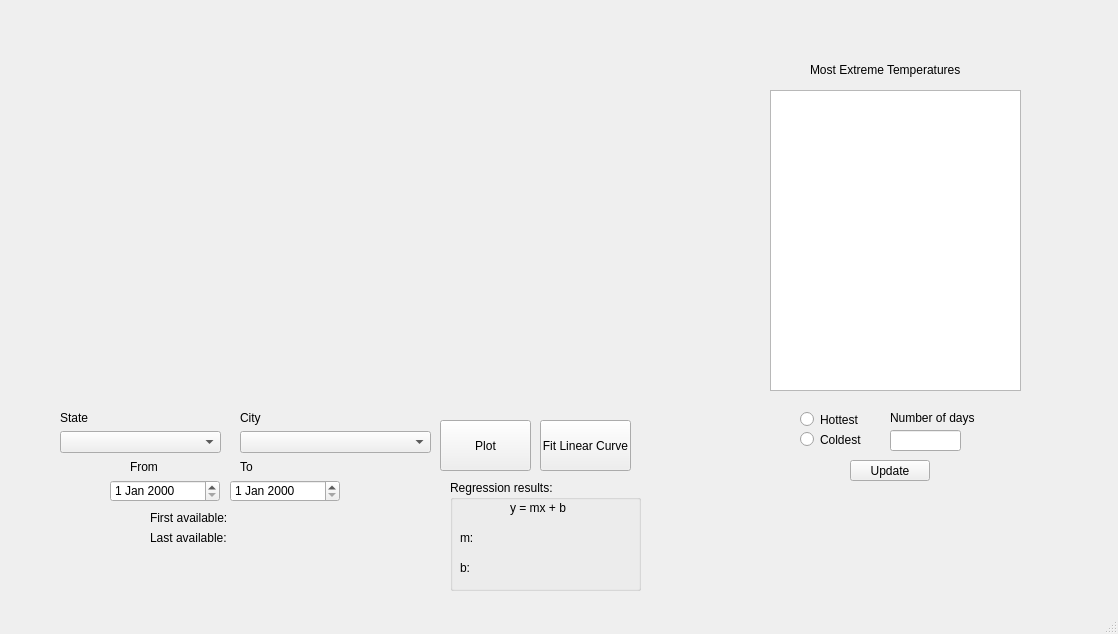
Before: the Qt Designer form mainwindow.ui in mqmcgaha/COP3530-Project-3-Group-6, drawn with Qt 5.
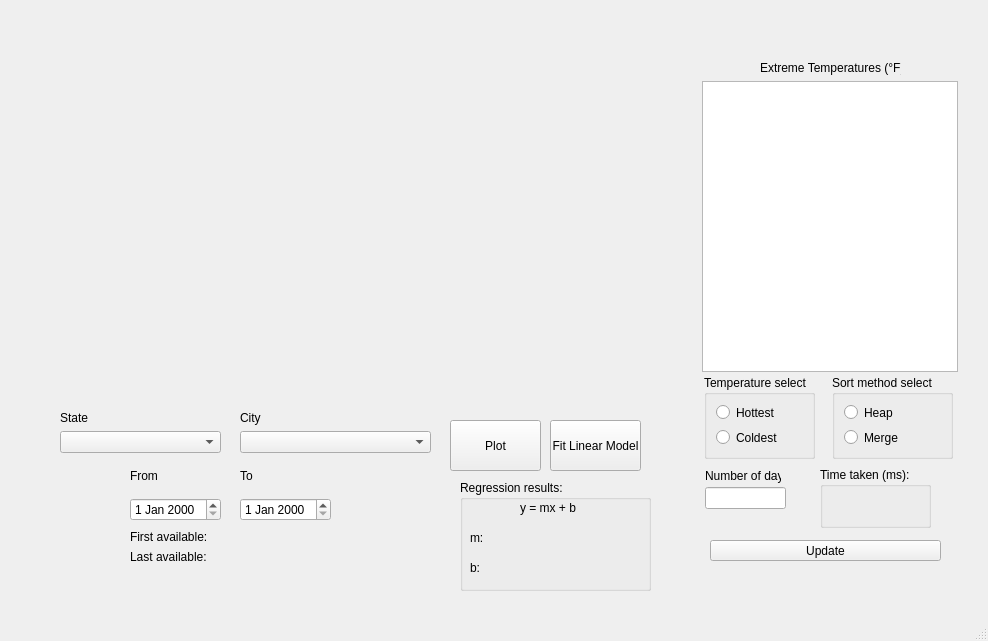
After: the same form once the commit is applied. Custom widgets are drawn as their Qt base class.

Commit message: Integrated Heap and Merge

```diff
--- a/mainwindow.ui
+++ b/mainwindow.ui
@@ -6,8 +6,8 @@
    <rect>
     <x>0</x>
     <y>0</y>
-    <width>1118</width>
-    <height>634</height>
+    <width>988</width>
+    <height>641</height>
    </rect>
   </property>
   <property name="windowTitle">
@@ -17,9 +17,9 @@
    <widget class="QCustomPlot" name="customPlot" native="true">
     <property name="geometry">
      <rect>
-      <x>110</x>
+      <x>40</x>
       <y>20</y>
-      <width>561</width>
+      <width>621</width>
       <height>371</height>
      </rect>
     </property>
@@ -27,7 +27,7 @@
    <widget class="QPushButton" name="pushButtonPlot">
     <property name="geometry">
      <rect>
-      <x>440</x>
+      <x>450</x>
       <y>420</y>
       <width>91</width>
       <height>51</height>
@@ -37,78 +37,6 @@
      <string>Plot</string>
     </property>
    </widget>
-   <widget class="QDateEdit" name="dateEditFrom">
-    <property name="geometry">
-     <rect>
-      <x>110</x>
-      <y>480</y>
-      <width>110</width>
-      <height>22</height>
-     </rect>
-    </property>
-   </widget>
-   <widget class="QDateEdit" name="dateEditTo">
-    <property name="geometry">
-     <rect>
-      <x>230</x>
-      <y>480</y>
-      <width>110</width>
-      <height>22</height>
-     </rect>
-    </property>
-   </widget>
-   <widget class="QLabel" name="labelFrom">
-    <property name="geometry">
-     <rect>
-      <x>130</x>
-      <y>460</y>
-      <width>47</width>
-      <height>13</height>
-     </rect>
-    </property>
-    <property name="text">
-     <string>From</string>
-    </property>
-   </widget>
-   <widget class="QLabel" name="labelTo">
-    <property name="geometry">
-     <rect>
-      <x>240</x>
-      <y>460</y>
-      <width>47</width>
-      <height>13</height>
-     </rect>
-    </property>
-    <property name="text">
-     <string>To</string>
-    </property>
-   </widget>
-   <widget class="QLabel" name="labelStartTime">
-    <property name="geometry">
-     <rect>
-      <x>150</x>
-      <y>510</y>
-      <width>171</width>
-      <height>16</height>
-     </rect>
-    </property>
-    <property name="text">
-     <string>First available: </string>
-    </property>
-   </widget>
-   <widget class="QLabel" name="labelEndTime">
-    <property name="geometry">
-     <rect>
-      <x>150</x>
-      <y>530</y>
-      <width>171</width>
-      <height>16</height>
-     </rect>
-    </property>
-    <property name="text">
-     <string>Last available:</string>
-    </property>
-   </widget>
    <widget class="QWidget" name="layoutWidget">
     <property name="geometry">
      <rect>
@@ -156,20 +84,20 @@
    <widget class="QPushButton" name="pushButtonFit">
     <property name="geometry">
      <rect>
-      <x>540</x>
+      <x>550</x>
       <y>420</y>
       <width>91</width>
       <height>51</height>
      </rect>
     </property>
     <property name="text">
-     <string>Fit Linear Curve</string>
+     <string>Fit Linear Model</string>
     </property>
    </widget>
    <widget class="QGroupBox" name="regressionOutputBox">
     <property name="geometry">
      <rect>
-      <x>450</x>
+      <x>460</x>
       <y>480</y>
       <width>191</width>
       <height>111</height>
@@ -218,74 +146,82 @@
      </property>
     </widget>
    </widget>
-   <widget class="QLabel" name="labelExtremes">
+   <widget class="QWidget" name="layoutWidget">
     <property name="geometry">
      <rect>
-      <x>810</x>
-      <y>60</y>
+      <x>130</x>
+      <y>460</y>
+      <width>91</width>
+      <height>61</height>
+     </rect>
+    </property>
+    <layout class="QVBoxLayout" name="verticalLayout_10">
+     <item>
+      <widget class="QLabel" name="labelFrom">
+       <property name="text">
+        <string>From</string>
+       </property>
+      </widget>
+     </item>
+     <item>
+      <widget class="QDateEdit" name="dateEditFrom"/>
+     </item>
+    </layout>
+   </widget>
+   <widget class="QWidget" name="layoutWidget">
+    <property name="geometry">
+     <rect>
+      <x>240</x>
+      <y>460</y>
+      <width>91</width>
+      <height>61</height>
+     </rect>
+    </property>
+    <layout class="QVBoxLayout" name="verticalLayout_11">
+     <item>
+      <widget class="QLabel" name="labelTo">
+       <property name="text">
+        <string>To</string>
+       </property>
+      </widget>
+     </item>
+     <item>
+      <widget class="QDateEdit" name="dateEditTo"/>
+     </item>
+    </layout>
+   </widget>
+   <widget class="QWidget" name="layoutWidget">
+    <property name="geometry">
+     <rect>
+      <x>130</x>
+      <y>530</y>
       <width>221</width>
-      <height>20</height>
+      <height>34</height>
      </rect>
     </property>
-    <property name="text">
-     <string>Most Extreme Temperatures</string>
-    </property>
-   </widget>
-   <widget class="QRadioButton" name="radioButtonHottest">
-    <property name="geometry">
-     <rect>
-      <x>800</x>
-      <y>410</y>
-      <width>84</width>
-      <height>19</height>
-     </rect>
-    </property>
-    <property name="text">
-     <string>Hottest</string>
-    </property>
-   </widget>
-   <widget class="QRadioButton" name="radioButtonColdest">
-    <property name="geometry">
-     <rect>
-      <x>800</x>
-      <y>430</y>
-      <width>84</width>
-      <height>19</height>
-     </rect>
-    </property>
-    <property name="text">
-     <string>Coldest</string>
-    </property>
-   </widget>
-   <widget class="QLineEdit" name="lineEditNumDaysExtreme">
-    <property name="geometry">
-     <rect>
-      <x>890</x>
-      <y>430</y>
-      <width>71</width>
-      <height>21</height>
-     </rect>
-    </property>
-   </widget>
-   <widget class="QLabel" name="labelNumberOfDays">
-    <property name="geometry">
-     <rect>
-      <x>890</x>
-      <y>410</y>
-      <width>91</width>
-      <height>16</height>
-     </rect>
-    </property>
-    <property name="text">
-     <string>Number of days</string>
-    </property>
+    <layout class="QVBoxLayout" name="verticalLayout_12">
+     <item>
+      <widget class="QLabel" name="labelStartTime">
+       <property name="text">
+        <string>First available: </string>
+       </property>
+      </widget>
+     </item>
+     <item>
+      <widget class="QLabel" name="labelEndTime">
+       <property name="text">
+        <string>Last available:</string>
+       </property>
+      </widget>
+     </item>
+    </layout>
    </widget>
    <widget class="QPushButton" name="pushButtonExtremeUpdate">
     <property name="geometry">
      <rect>
-      <x>850</x>
-      <y>460</y>
-      <width>80</width>
+      <x>710</x>
+      <y>540</y>
+      <width>231</width>
       <height>21</height>
      </rect>
     </property>
@@ -293,13 +229,153 @@
      <string>Update</string>
     </property>
    </widget>
+   <widget class="QGroupBox" name="groupBox_3">
+    <property name="geometry">
+     <rect>
+      <x>820</x>
+      <y>467</y>
+      <width>111</width>
+      <height>61</height>
+     </rect>
+    </property>
+    <property name="title">
+     <string>Time taken (ms):</string>
+    </property>
+    <widget class="QLabel" name="labelTimeResult">
+     <property name="geometry">
+      <rect>
+       <x>10</x>
+       <y>20</y>
+       <width>81</width>
+       <height>31</height>
+      </rect>
+     </property>
+     <property name="text">
+      <string/>
+     </property>
+    </widget>
+   </widget>
+   <widget class="QLabel" name="labelNumberOfDays">
+    <property name="geometry">
+     <rect>
+      <x>705</x>
+      <y>468</y>
+      <width>76</width>
+      <height>16</height>
+     </rect>
+    </property>
+    <property name="text">
+     <string>Number of days</string>
+    </property>
+   </widget>
+   <widget class="QLineEdit" name="lineEditNumDaysExtreme">
+    <property name="geometry">
+     <rect>
+      <x>705</x>
+      <y>487</y>
+      <width>81</width>
+      <height>22</height>
+     </rect>
+    </property>
+   </widget>
+   <widget class="QGroupBox" name="groupBox">
+    <property name="geometry">
+     <rect>
+      <x>704</x>
+      <y>375</y>
+      <width>111</width>
+      <height>84</height>
+     </rect>
+    </property>
+    <property name="title">
+     <string>Temperature select</string>
+    </property>
+    <widget class="QRadioButton" name="radioButtonHottest">
+     <property name="geometry">
+      <rect>
+       <x>12</x>
+       <y>28</y>
+       <width>61</width>
+       <height>19</height>
+      </rect>
+     </property>
+     <property name="text">
+      <string>Hottest</string>
+     </property>
+    </widget>
+    <widget class="QRadioButton" name="radioButtonColdest">
+     <property name="geometry">
+      <rect>
+       <x>12</x>
+       <y>53</y>
+       <width>61</width>
+       <height>19</height>
+      </rect>
+     </property>
+     <property name="text">
+      <string>Coldest</string>
+     </property>
+    </widget>
+   </widget>
+   <widget class="QGroupBox" name="groupBox_2">
+    <property name="geometry">
+     <rect>
+      <x>832</x>
+      <y>375</y>
+      <width>121</width>
+      <height>84</height>
+     </rect>
+    </property>
+    <property name="title">
+     <string>Sort method select</string>
+    </property>
+    <widget class="QRadioButton" name="radioButtonHeap">
+     <property name="geometry">
+      <rect>
+       <x>12</x>
+       <y>28</y>
+       <width>50</width>
+       <height>19</height>
+      </rect>
+     </property>
+     <property name="text">
+      <string>Heap</string>
+     </property>
+    </widget>
+    <widget class="QRadioButton" name="radioButtonMerge">
+     <property name="geometry">
+      <rect>
+       <x>12</x>
+       <y>53</y>
+       <width>55</width>
+       <height>19</height>
+      </rect>
+     </property>
+     <property name="text">
+      <string>Merge</string>
+     </property>
+    </widget>
+   </widget>
+   <widget class="QLabel" name="labelExtremes">
+    <property name="geometry">
+     <rect>
+      <x>760</x>
+      <y>60</y>
+      <width>141</width>
+      <height>16</height>
+     </rect>
+    </property>
+    <property name="text">
+     <string>Extreme Temperatures (°F)</string>
+    </property>
+   </widget>
    <widget class="QListWidget" name="listExtremes">
     <property name="geometry">
      <rect>
-      <x>770</x>
-      <y>90</y>
-      <width>251</width>
-      <height>301</height>
+      <x>702</x>
+      <y>81</y>
+      <width>256</width>
+      <height>291</height>
      </rect>
     </property>
    </widget>
```
Left out of the diff: 27 changed lines with no effect on the pictures. The commit also changes 7 other files.
